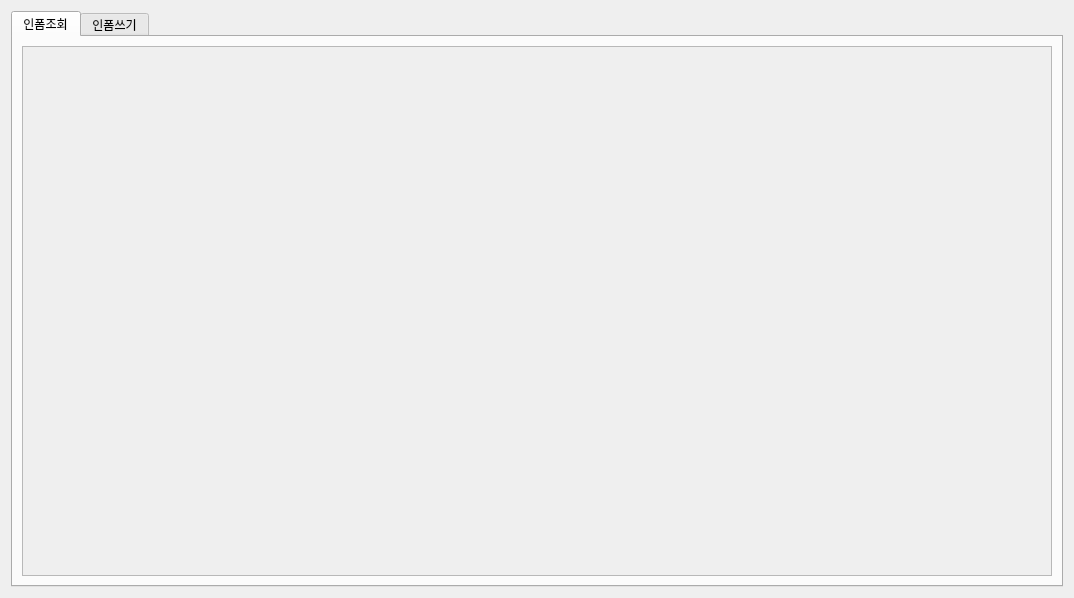
Old version of the form eismain.ui in the repository kimbakcho/FABWI.
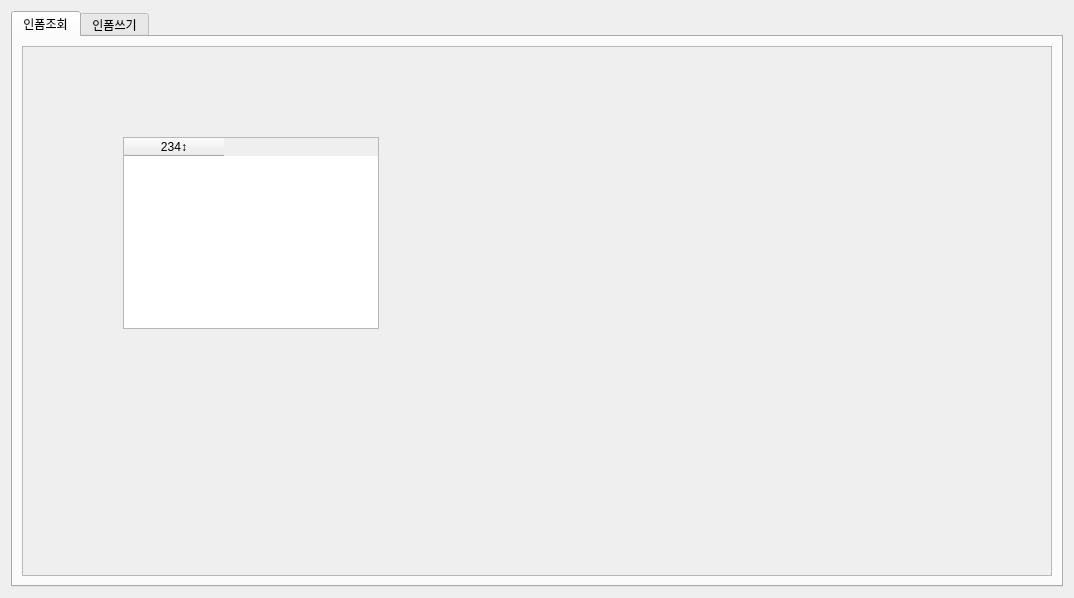
New version of the form.

Diff of the .ui file:
```diff
--- a/eismain.ui
+++ b/eismain.ui
@@ -38,6 +38,30 @@
             <height>524</height>
            </rect>
           </property>
+          <widget class="QTableWidget" name="tableWidget_2">
+           <property name="geometry">
+            <rect>
+             <x>100</x>
+             <y>90</y>
+             <width>256</width>
+             <height>192</height>
+            </rect>
+           </property>
+           <property name="dragDropMode">
+            <enum>QAbstractItemView::NoDragDrop</enum>
+           </property>
+           <property name="alternatingRowColors">
+            <bool>false</bool>
+           </property>
+           <property name="gridStyle">
+            <enum>Qt::SolidLine</enum>
+           </property>
+           <column>
+            <property name="text">
+             <string>234↕</string>
+            </property>
+           </column>
+          </widget>
          </widget>
         </widget>
        </item>
```
